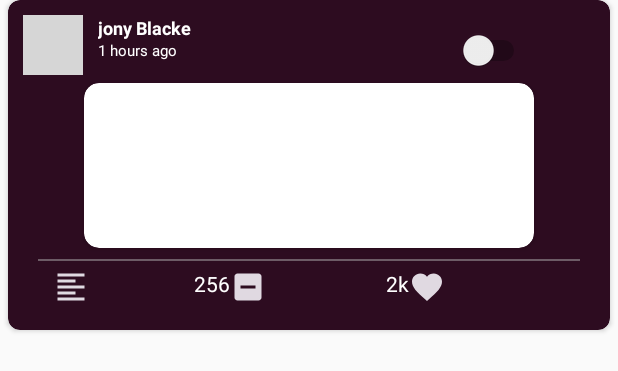
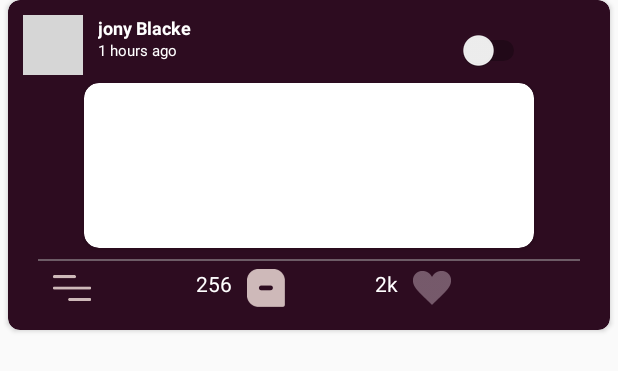
Before and after one commit to abdelrahmanMohamed728/RemusiX, an Android app: the layout home_listitem.xml on its own in the app's theme, with its tools: preview values and no code run, on a phone screen of 412 x 824 dp. Shown: the top 371 px of the screen. Run offline under Robolectric (Android 15) with nearby library versions, the phone set to English and light mode, and no system bars; network calls fail; grey boxes are pictures that could not be loaded.

Commit message:
Seventh commit

```diff
--- a/RemusiX-master/app/build.gradle
+++ b/RemusiX-master/app/build.gradle
@@ -31,5 +31,5 @@ dependencies {
     implementation 'com.android.support:cardview-v7:+'
     implementation 'jp.wasabeef:blurry:3.0.0'
     implementation 'com.github.andremion:musiccoverview:1.0.0'
-
+    implementation 'com.android.volley:volley:1.1.1'
 }
--- a/RemusiX-master/app/src/main/AndroidManifest.xml
+++ b/RemusiX-master/app/src/main/AndroidManifest.xml
@@ -1,7 +1,7 @@
 <?xml version="1.0" encoding="utf-8"?>
 <manifest xmlns:android="http://schemas.android.com/apk/res/android"
     package="com.example.abdo.remusix">
-
+<uses-permission android:name="android.permission.INTERNET"></uses-permission>
     <application
         android:allowBackup="true"
         android:icon="@mipmap/ic_launcher"
--- a/RemusiX-master/app/src/main/res/drawable/comment.xml
+++ /dev/null
@@ -1,5 +0,0 @@
-<vector android:alpha="0.87" android:height="24dp"
-    android:tint="#FBF8FF" android:viewportHeight="24.0"
-    android:viewportWidth="24.0" android:width="24dp" xmlns:android="http://schemas.android.com/apk/res/android">
-    <path android:fillColor="#FF000000" android:pathData="M19,3L5,3c-1.1,0 -2,0.9 -2,2v14c0,1.1 0.9,2 2,2h14c1.1,0 2,-0.9 2,-2L21,5c0,-1.1 -0.9,-2 -2,-2zM17,13L7,13v-2h10v2z"/>
-</vector>
--- a/RemusiX-master/app/src/main/res/drawable/like.xml
+++ /dev/null
@@ -1,5 +0,0 @@
-<vector android:alpha="0.87" android:height="24dp"
-    android:tint="#FBF8FF" android:viewportHeight="24.0"
-    android:viewportWidth="24.0" android:width="24dp" xmlns:android="http://schemas.android.com/apk/res/android">
-    <path android:fillColor="#FF000000" android:pathData="M12,21.35l-1.45,-1.32C5.4,15.36 2,12.28 2,8.5 2,5.42 4.42,3 7.5,3c1.74,0 3.41,0.81 4.5,2.09C13.09,3.81 14.76,3 16.5,3 19.58,3 22,5.42 22,8.5c0,3.78 -3.4,6.86 -8.55,11.54L12,21.35z"/>
-</vector>
--- a/RemusiX-master/app/src/main/res/layout/activity_log_in.xml
+++ b/RemusiX-master/app/src/main/res/layout/activity_log_in.xml
@@ -38,7 +38,8 @@
         android:hint="JohnDoe@example.com"
         android:paddingLeft="10dp"
         android:textColor="@color/colorPrimaryDark"
-        android:textColorHint="@color/colorPrimaryDark" />
+        android:textColorHint="@color/colorPrimaryDark"
+        android:id="@+id/logInEmail"/>
 
     <TextView
         android:layout_width="wrap_content"
@@ -54,6 +55,7 @@
         android:layout_margin="20dp"
         android:background="@drawable/customsignupedittext"
         android:inputType="textPassword"
+        android:id="@+id/logInPass"
         android:paddingLeft="10dp"
         android:textColor="@color/colorPrimaryDark"
 
@@ -63,6 +65,7 @@
         android:layout_width="wrap_content"
         android:layout_height="wrap_content"
         android:layout_marginLeft="20dp"
+
         android:text="Forget your password ?"
         android:textColor="@color/colorPrimaryDark" />
 
--- a/RemusiX-master/app/src/main/res/layout/home_listitem.xml
+++ b/RemusiX-master/app/src/main/res/layout/home_listitem.xml
@@ -114,10 +114,10 @@
 
                 <ImageView
                     android:id="@+id/min"
-                    android:layout_width="wrap_content"
-                    android:layout_height="wrap_content"
+                    android:layout_width="25dp"
+                    android:layout_height="25dp"
                     android:layout_marginLeft="30dp"
-                    android:src="@drawable/min_24dp"
+                    android:src="@drawable/infoaboutsong"
 
                     />
 
@@ -131,11 +131,11 @@
 
                 <ImageView
                     android:id="@+id/comment_img"
-                    android:layout_width="wrap_content"
-                    android:layout_height="wrap_content"
-                    android:layout_marginRight="80dp"
+                    android:layout_width="25dp"
+                    android:layout_height="25dp"
+                    android:layout_marginRight="60dp"
                     android:src="@drawable/comment"
-
+                    android:layout_marginLeft="10dp"
                     />
 
                 <TextView
@@ -143,16 +143,16 @@
                     android:layout_width="wrap_content"
                     android:layout_height="wrap_content"
                     android:text="2k"
-
                     android:textColor="@android:color/background_light"
 
                     />
 
                 <ImageView
                     android:id="@+id/liks_img"
-                    android:layout_width="wrap_content"
-                    android:layout_height="wrap_content"
+                    android:layout_width="25dp"
+                    android:layout_height="25dp"
                     android:src="@drawable/like"
+                    android:layout_marginLeft="10dp"
                     android:onClick="pop"
 
                     />
```
Also changed, not shown: RemusiX-master/app/src/main/java/com/example/abdo/remusix/LogInActivity.java (+46 -2 lines), RemusiX-master/app/src/main/java/com/example/abdo/remusix/NotificationFragment.java (+7 -6 lines), RemusiX-master/app/src/main/res/layout/fragment_location.xml (+6 -5 lines), RemusiX-master/app/src/main/res/drawable/comment.png (added), RemusiX-master/app/src/main/res/drawable/gps.png (added), RemusiX-master/app/src/main/res/drawable/like.png (added).
